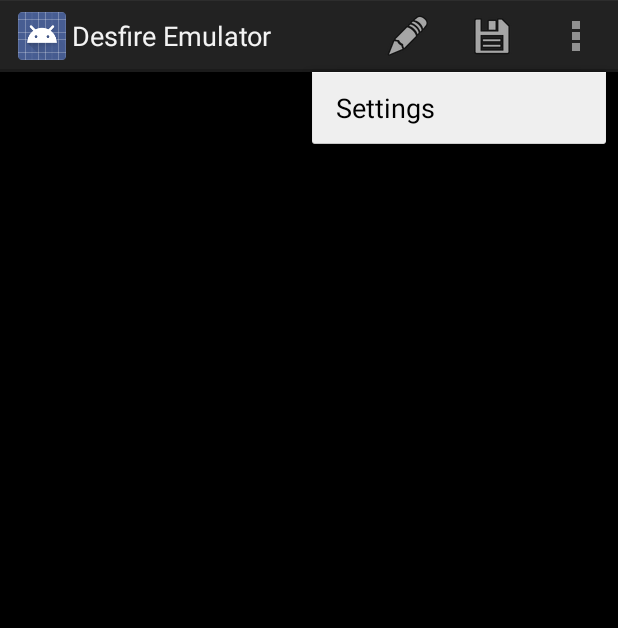
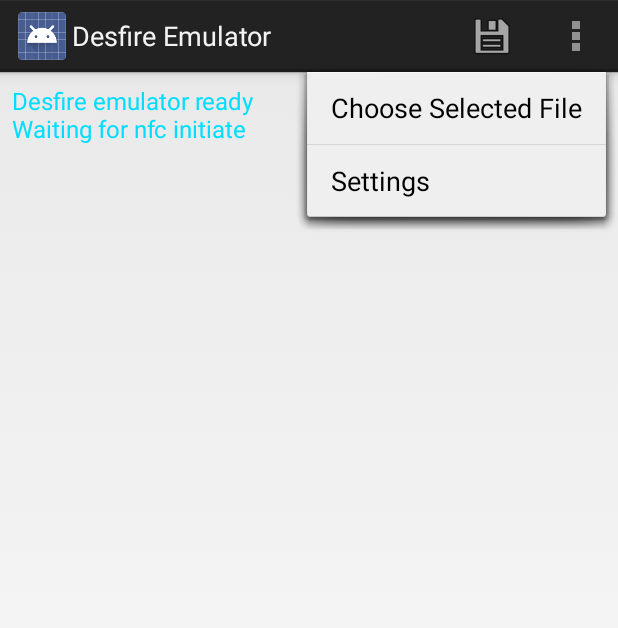
Before and after one commit to jekkos/android-hce-desfire, an Android app: the screen it shows after launch (EmulationActivity), with the options menu open, on a phone screen of 412 x 824 dp. Shown: the top 628 px of the screen. Run offline under Robolectric (Android 15) with nearby library versions, the phone set to English and light mode, and no system bars; libraries missing offline, so code that uses them is left out: org.spongycastle.util, org.yaml.snakeyaml; 3 statements that could not run were skipped.

```diff
--- a/hceappletdesfire/src/main/java/net/jpeelaer/hce/activity/EmulationActivity.java
+++ b/hceappletdesfire/src/main/java/net/jpeelaer/hce/activity/EmulationActivity.java
@@ -48,16 +48,9 @@ import java.util.Locale;
 
 public class EmulationActivity extends Activity implements SavableActivity {
 
-    //private static final String TECH_ISO_A = "android.nfc.tech.NfcA";
+    public static final String TECH_ISO_PCDA = "android.nfc.tech.IsoPcdA";
 
-    public static final String TECH_ISO_PCDA = "android.nfc.tech.IsoPcdA";
-    /**
-     * The serialization (saved instance state) Bundle key representing the
-     * current dropdown position.
-     */
-    private static final String STATE_SELECTED_NAVIGATION_ITEM = "selected_navigation_item";
-
-    private final static int FILE_CHOOSER_DUMP_FILE = 1;
+    private static final int FILE_CHOOSER_DUMP_FILE = 1;
 
     private static final String TAG = EmulationActivity.class.getSimpleName();
 
@@ -112,14 +105,18 @@ public class EmulationActivity extends Activity implements SavableActivity {
         return true;
     }
 
-    private void publishError(final Exception error) {
+    private void publishError(Exception e) {
+        publishMessage(e.getMessage(), R.color.red);
+    }
+
+    private void publishMessage(final String message, final int color) {
         Handler handler = new Handler(Looper.getMainLooper());
         handler.post(new Runnable() {
 
             @Override
             public void run() {
                 TextView tv = (TextView) findViewById(R.id.apduView);
-                appendColoredText(tv, error.getMessage(), R.color.red);
+                appendColoredText(tv, message, color);
             }
         });
     }
@@ -134,13 +131,14 @@ public class EmulationActivity extends Activity implements SavableActivity {
                 for (Apdu apdu : apdus) {
                     String s = String.valueOf(apdu.getBuffer());
                     boolean isCommandApdu = Apdu.COMMAND_APDU.equals(apduType);
-                    String prefix = isCommandApdu ? "--> " : "<-- ";
-                    String text = prefix + " " + s + System.getProperty("line.separator");
+
                     if (isCommandApdu) {
                         CommandApdu commandApdu = (CommandApdu) apdu;
                         DesFireInstruction desFireInstruction = DesFireInstruction.parseInstruction(commandApdu.ins);
                         appendColoredText(tv, " *** " + desFireInstruction.name() + " ***", R.color.yellow);
                     }
+                    String prefix = isCommandApdu ? "--> " : "<-- ";
+                    String text = prefix + " " + s;
                     appendColoredText(tv, text, isCommandApdu ? R.color.dark_green : R.color.orange);
                 }
 
@@ -148,13 +146,13 @@ public class EmulationActivity extends Activity implements SavableActivity {
         });
     }
 
-    public static void appendColoredText(TextView tv, String text, int color) {
+    public void appendColoredText(TextView tv, String text, int color) {
         int start = tv.getText().length();
-        tv.append(text);
+        tv.append(text + System.getProperty("line.separator"));
         int end = tv.getText().length();
-
         Spannable spannableText = (Spannable) tv.getText();
-        spannableText.setSpan(new ForegroundColorSpan(color), start, end, 0);
+        ForegroundColorSpan foregroundColorSpan = new ForegroundColorSpan(getResources().getColor(color));
+        spannableText.setSpan(foregroundColorSpan, start, end,  Spannable.SPAN_EXCLUSIVE_EXCLUSIVE);
     }
 
     /**
@@ -310,12 +308,16 @@ public class EmulationActivity extends Activity implements SavableActivity {
             filters = new IntentFilter[] {new IntentFilter(NfcAdapter.ACTION_TECH_DISCOVERED)};
             techLists = new String[][] { { TECH_ISO_PCDA} };
 
+            publishMessage("Desfire emulator ready", Color.WHITE);
+            publishMessage("Waiting for nfc initiate", Color.WHITE);
+
             // Force intent
             Intent intent = getIntent();
             String action = intent.getAction();
             if (NfcAdapter.ACTION_TECH_DISCOVERED.equals(action))
                 handleTag(intent);
         } catch(Exception e) {
+            publishError(e);
         	Log.e(TAG, "Failed to initialize applet", e);
         }
 	}
--- a/hceappletdesfire/src/main/java/net/jpeelaer/hce/desfire/DesfireApplet.java
+++ b/hceappletdesfire/src/main/java/net/jpeelaer/hce/desfire/DesfireApplet.java
@@ -286,7 +286,7 @@ public class DesfireApplet extends Applet {
 
         if (masterFile.hasManageRights(authenticated) == false) IsoException.throwIt(Util.PERMISSION_DENIED);
         if (masterFile.getIndexDF().hasWriteAccess((byte) 0) == false)
-            IsoException.throwIt(Util.PERMISSION_DENIED);//CREO QUE SOBRA
+            IsoException.throwIt(Util.PERMISSION_DENIED);//CREO QUE SOBRAins
         byte[] AID = {buffer[Iso7816.OFFSET_CDATA], buffer[Iso7816.OFFSET_CDATA + 1], buffer[Iso7816.OFFSET_CDATA + 2]};
         byte[] keySettings = {buffer[Iso7816.OFFSET_CDATA + 3], buffer[Iso7816.OFFSET_CDATA + 4]};
 
--- a/hceappletdesfire/src/main/java/net/jpeelaer/hce/desfire/Util.java
+++ b/hceappletdesfire/src/main/java/net/jpeelaer/hce/desfire/Util.java
@@ -37,8 +37,8 @@ public class Util {
 
 	//Key types
 	 final static byte TDES = (byte) 0x00;
-	 final static byte TKTDES = (byte) 0x01;
-	 final static byte AES = (byte) 0x02;
+	 final static byte TKTDES = (byte) 0x40;
+	 final static byte AES = (byte) 0x80;
 
 	 //File types
 	 final static byte STANDARD_DATA_FILE=(byte)0x0;
@@ -54,7 +54,7 @@ public class Util {
 
 	 public final static byte[] DEFAULT_MASTER_KEY={(byte) 0x00,(byte) 0x00,(byte) 0x00,(byte) 0x00,(byte) 0x00,(byte) 0x00,(byte) 0x00,(byte) 0x00,
 			 (byte) 0x00,(byte) 0x00,(byte) 0x00,(byte) 0x00,(byte) 0x00,(byte) 0x00,(byte) 0x00,(byte) 0x00, (byte) 0x00, (byte) 0x00, (byte) 0x00,
-			 (byte) 0x00, (byte) 0x00, (byte) 0x00, (byte) 0x00, (byte) 0x00, (byte) 0x00};
+			 (byte) 0x00, (byte) 0x00, (byte) 0x00, (byte) 0x00, (byte) 0x00};
 	 // 3DES;	 public final static byte[] RANDOM_A={(byte)0xBB,(byte)0xCC,(byte)0xBB,(byte)0xCC,(byte)0xBB,(byte)0xCC,(byte)0xBB,(byte)0xCC};
 	 public final static byte[] CHECKSUM_IV={(byte) 0x00,(byte) 0x00,(byte) 0x00,(byte) 0x00};
 
--- a/hceappletdesfire/src/main/res/layout/activity_main.xml
+++ b/hceappletdesfire/src/main/res/layout/activity_main.xml
@@ -10,7 +10,6 @@
             android:layout_width="match_parent"
             android:layout_height="wrap_content"
             android:id="@+id/scrollView" android:layout_gravity="center|top" android:longClickable="false"
-            android:background="#ff000000"
             android:fillViewport="true" android:layout_alignParentLeft="true"
             android:layout_alignParentStart="false"
             android:layout_alignParentTop="true" android:layout_alignParentEnd="false"
@@ -22,9 +21,11 @@
             android:layout_height="wrap_content"
             android:scrollbars = "vertical"
             android:autoText="false"
-            android:textColor="@android:color/holo_green_dark"
+            android:textColor="@android:color/holo_blue_bright"
             android:textIsSelectable="true" android:layout_gravity="top" android:editable="false"
-            android:gravity="right|top" android:lines="20"/>
+            android:gravity="left|top" android:lines="20" android:padding="8dp"
+            android:singleLine="false" android:textColorHighlight="@color/orange" android:textColorHint="@color/red"
+            android:textSize="16dp" android:typeface="normal"/>
     </ScrollView>
 
 </RelativeLayout>
--- a/hceappletdesfire/src/main/res/menu/main_functions.xml
+++ b/hceappletdesfire/src/main/res/menu/main_functions.xml
@@ -1,15 +1,17 @@
 <menu xmlns:android="http://schemas.android.com/apk/res/android" >
 
 
-    <item android:id="@+id/menuSessionEditorLoad"
-          android:icon="@android:drawable/ic_menu_edit"
-          android:title="@string/action_choose_file"
-          android:showAsAction="ifRoom" />
+
 
     <item android:id="@+id/menuSessionEditorSave"
           android:icon="@android:drawable/ic_menu_save"
           android:title="@string/action_save"
           android:showAsAction="ifRoom" />
+
+    <item android:id="@+id/menuSessionEditorLoad"
+          android:orderInCategory="100"
+          android:title="@string/action_choose_file"
+          android:showAsAction="never" />
 
     <item
         android:id="@+id/action_settings"
```
Also changed, not shown: hceappletdesfire/build.gradle (+6 -1 lines), hceappletdesfire/src/main/java/net/jpeelaer/hce/desfire/DirectoryFile.java (+12 -37 lines), hceappletdesfire/src/main/java/net/jpeelaer/hce/desfire/MasterFile.java (+0 -8 lines), 2 other files.
